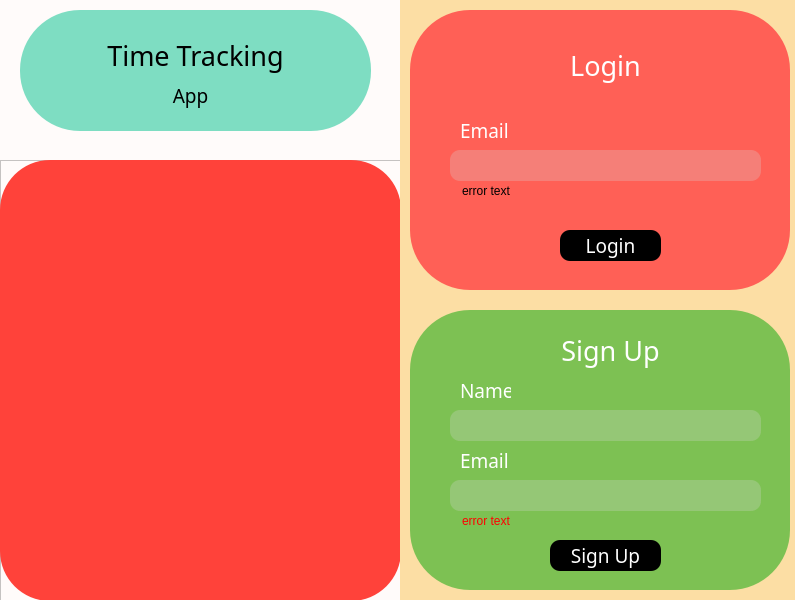
The window that UI/login.ui (ziad-jradeh/TimeTrackingProject) describes before a commit, drawn with Qt 5.
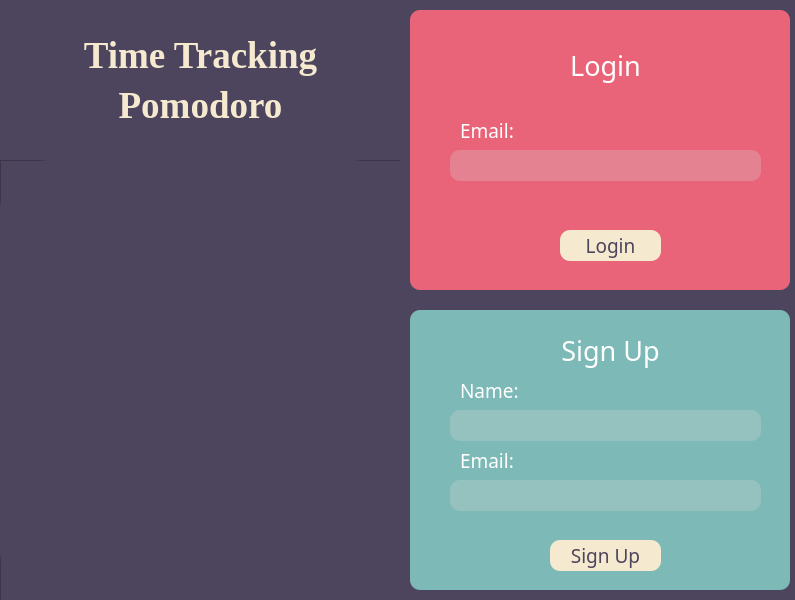
The same window after the commit. Icons and pictures are not drawn.

Diff of the .ui file:
```diff
--- a/UI/login.ui
+++ b/UI/login.ui
@@ -26,7 +26,7 @@
     </rect>
    </property>
    <property name="styleSheet">
-    <string notr="true">background-color: rgb(255, 251, 250);
+    <string notr="true">background-color: #4D455D;
 border-right-color: rgb(27, 0, 21);
 </string>
    </property>
@@ -55,8 +55,7 @@
       </rect>
      </property>
      <property name="styleSheet">
-      <string notr="true">border-radius:50px;
-background-color: rgb(255, 66, 58);</string>
+      <string notr="true">border-radius:50px;</string>
      </property>
      <property name="text">
       <string/>
@@ -78,25 +77,32 @@
       <height>121</height>
      </rect>
     </property>
+    <property name="font">
+     <font>
+      <family>Times New Roman</family>
+      <pointsize>24</pointsize>
+     </font>
+    </property>
     <property name="styleSheet">
-     <string notr="true">background-color: rgb(126, 221, 194);
-color:rgb(0,0,0);
-border-radius:60px;
+     <string notr="true">
+color:#F5E9CF;
+
 </string>
     </property>
     <widget class="QLabel" name="timeTrackingText">
      <property name="geometry">
       <rect>
-       <x>70</x>
+       <x>-10</x>
        <y>20</y>
-       <width>211</width>
+       <width>381</width>
        <height>51</height>
       </rect>
      </property>
      <property name="font">
       <font>
-       <family>Chalkboard</family>
-       <pointsize>20</pointsize>
+       <family>Times New Roman</family>
+       <pointsize>28</pointsize>
+       <bold>true</bold>
        <underline>false</underline>
       </font>
      </property>
@@ -113,24 +119,29 @@
     <widget class="QLabel" name="appText">
      <property name="geometry">
       <rect>
-       <x>120</x>
+       <x>-10</x>
        <y>70</y>
-       <width>101</width>
-       <height>31</height>
+       <width>381</width>
+       <height>51</height>
       </rect>
      </property>
      <property name="font">
       <font>
-       <family>Chalkboard</family>
-       <pointsize>14</pointsize>
+       <family>Times New Roman</family>
+       <pointsize>28</pointsize>
+       <bold>true</bold>
        <underline>false</underline>
       </font>
      </property>
      <property name="layoutDirection">
       <enum>Qt::LeftToRight</enum>
      </property>
+     <property name="styleSheet">
+      <string notr="true">color:#F5E9CF;
+</string>
+     </property>
      <property name="text">
-      <string>App</string>
+      <string>Pomodoro</string>
      </property>
      <property name="alignment">
       <set>Qt::AlignCenter</set>
@@ -148,7 +159,7 @@
     </rect>
    </property>
    <property name="styleSheet">
-    <string notr="true">background-color:rgb(252, 222, 164);</string>
+    <string notr="true">background-color:#4D455D;</string>
    </property>
    <widget class="QWidget" name="signUpWidget" native="true">
     <property name="enabled">
@@ -163,9 +174,9 @@
      </rect>
     </property>
     <property name="styleSheet">
-     <string notr="true">background-color:rgb(125, 193, 83);
+     <string notr="true">background-color:#7DB9B6;
 color:rgb(255,255,255);
-border-radius:60px;
+border-radius:10px;
 </string>
     </property>
     <widget class="QPushButton" name="signUpButton">
@@ -184,9 +195,9 @@
       </font>
      </property>
      <property name="styleSheet">
-      <string notr="true">background-color:rgb(0, 0, 0);
+      <string notr="true">background-color:#F5E9CF;
 border-radius:10px;
-color:rgb(255, 255, 255);</string>
+color:#4D455D;</string>
      </property>
      <property name="text">
       <string>Sign Up</string>
@@ -215,7 +226,7 @@
       <rect>
        <x>50</x>
        <y>140</y>
-       <width>51</width>
+       <width>101</width>
        <height>21</height>
       </rect>
      </property>
@@ -230,7 +241,7 @@
       <enum>Qt::LeftToRight</enum>
      </property>
      <property name="text">
-      <string>Email</string>
+      <string>Email:</string>
      </property>
     </widget>
     <widget class="QLabel" name="signUpTextLAbel">
@@ -273,7 +284,10 @@
 color:red;</string>
      </property>
      <property name="text">
-      <string>error text</string>
+      <string/>
+     </property>
+     <property name="readOnly">
+      <bool>true</bool>
      </property>
     </widget>
     <widget class="QLabel" name="nameTextLabel">
@@ -281,7 +295,7 @@
       <rect>
        <x>50</x>
        <y>70</y>
-       <width>51</width>
+       <width>91</width>
        <height>21</height>
       </rect>
      </property>
@@ -296,7 +310,7 @@
       <enum>Qt::LeftToRight</enum>
      </property>
      <property name="text">
-      <string>Name</string>
+      <string>Name:</string>
      </property>
     </widget>
     <widget class="QLineEdit" name="nameInputSignUp">
@@ -331,9 +345,9 @@
      </rect>
     </property>
     <property name="styleSheet">
-     <string notr="true">background-color:rgb(255, 96, 86);
+     <string notr="true">background-color:#E96479;
 color:rgb(255,255,255);
-border-radius:60px;
+border-radius:10px;
 </string>
     </property>
     <widget class="QPushButton" name="loginButton">
@@ -352,9 +366,9 @@
       </font>
      </property>
      <property name="styleSheet">
-      <string notr="true">background-color:rgb(0, 0, 0);
+      <string notr="true">background-color:#F5E9CF;
 border-radius:10px;
-color:rgb(255, 255, 255);</string>
+color:#4D455D;</string>
      </property>
      <property name="text">
       <string>Login</string>
@@ -383,7 +397,7 @@
       <rect>
        <x>50</x>
        <y>110</y>
-       <width>51</width>
+       <width>71</width>
        <height>21</height>
       </rect>
      </property>
@@ -398,7 +412,7 @@
       <enum>Qt::LeftToRight</enum>
      </property>
      <property name="text">
-      <string>Email</string>
+      <string>Email:</string>
      </property>
     </widget>
     <widget class="QLabel" name="loginText">
@@ -441,7 +455,10 @@
 color:black;</string>
      </property>
      <property name="text">
-      <string>error text</string>
+      <string/>
+     </property>
+     <property name="readOnly">
+      <bool>true</bool>
      </property>
     </widget>
    </widget>
```
Left out of the diff: 7 changed lines with no effect on the pictures.
